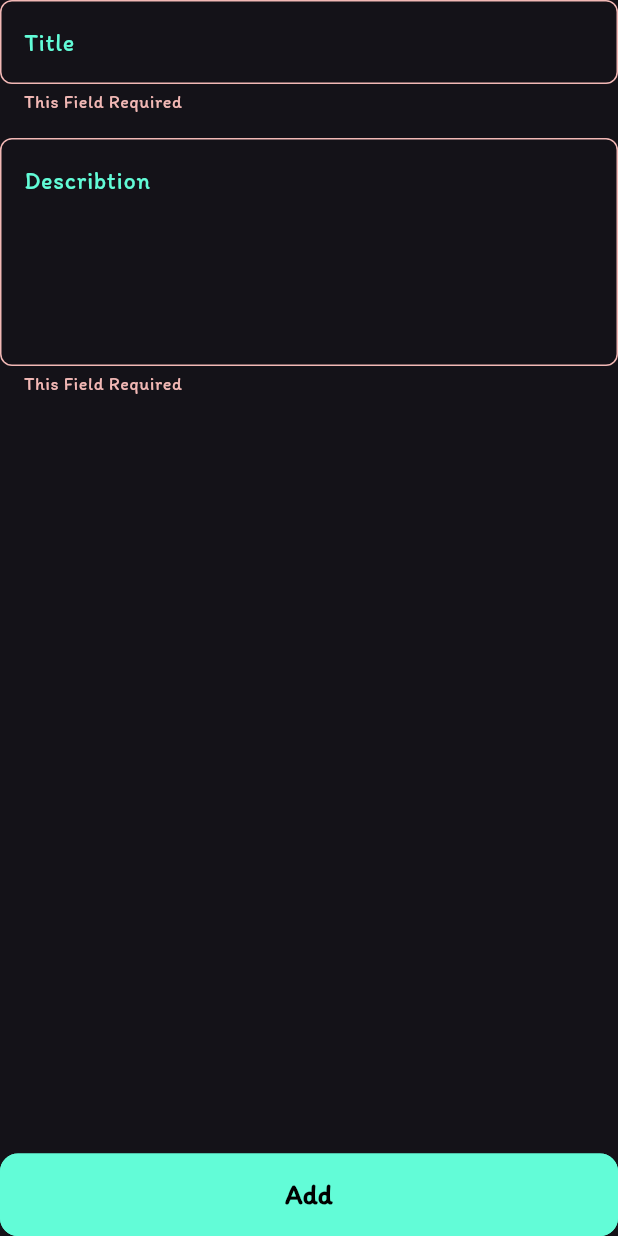
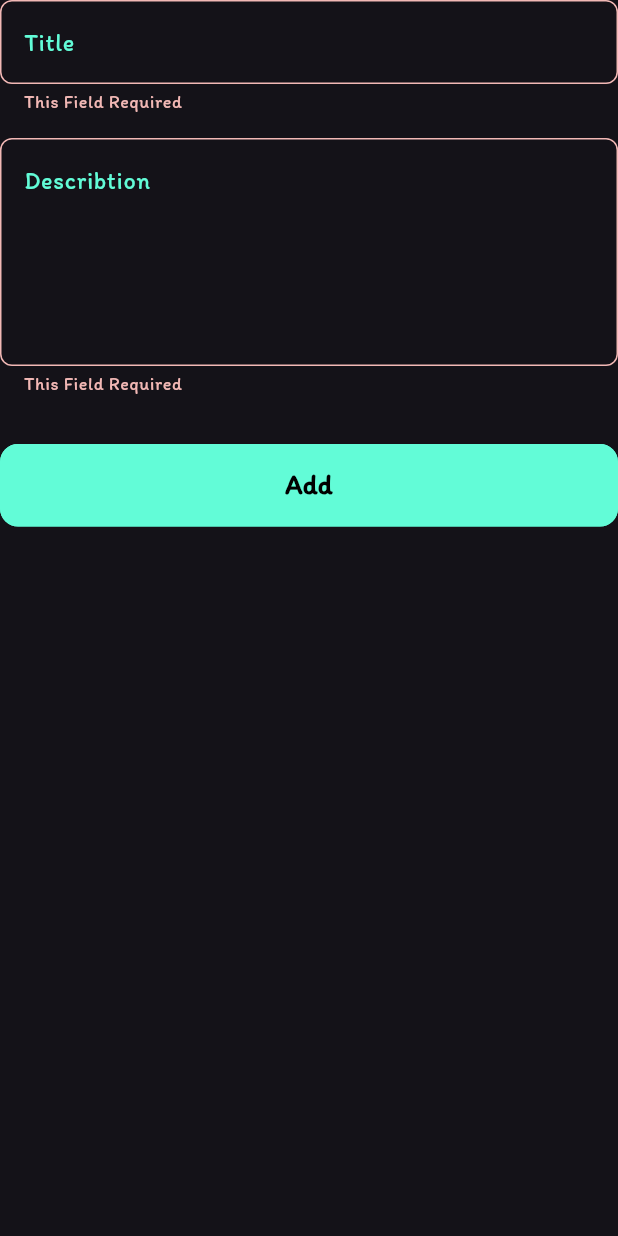
Before and after one commit to iahmedRadwan/NoteApp, a Flutter app: the AddNoteForm widget shown alone on an empty page, opened directly, after a tap on "Add", on a phone screen of 412 x 824 dp. Run offline on Flutter 3.47's test engine with Material 3 defaults, Android fonts, the phone set to English and light mode, and no system bars; our stand-ins replace bloc, cherry_toast, dio, flutter_bloc, flutter_iconly, hive and 3 more; accounts and stored records are empty.

Commit message:
Create getNotes Cubit and getNotes method and show notes in noteView

```diff
--- a/lib/features/notes/views/note_view.dart
+++ b/lib/features/notes/views/note_view.dart
@@ -19,6 +19,7 @@ class NoteView extends StatelessWidget {
       floatingActionButton: FloatingActionButton(
         onPressed: () {
           showModalBottomSheet(
+              isScrollControlled: true,
               context: context,
               builder: (context) {
                 return BottomSheetWidget();
--- a/lib/features/notes/views/widgets/custom_buttom_sheet.dart
+++ b/lib/features/notes/views/widgets/custom_buttom_sheet.dart
@@ -1,6 +1,5 @@
 import 'package:flutter/material.dart';
 import 'package:flutter_bloc/flutter_bloc.dart';
-import 'package:modal_progress_hud_nsn/modal_progress_hud_nsn.dart';
 import 'package:note_app/features/core/view/components/custom_toast.dart';
 import 'package:note_app/features/notes/models/note_model.dart';
 import 'package:note_app/features/notes/view_models/add_note_cubit/add_note_cubit.dart';
@@ -53,10 +52,16 @@ class _AddNoteFormState extends State<AddNoteForm> {
       },
       builder: (context, state) {
         var addNoteCubit = AddNoteCubit.get(context);
-        return Form(
+        return Padding(
+          padding:
+              EdgeInsets.only(bottom: MediaQuery.of(context).viewInsets.bottom),
+          child: AbsorbPointer(
+            absorbing: state is AddNoteLoadingState,
+            child: Form(
               key: formKey,
               autovalidateMode: autovalidateMode,
               child: Column(
+                mainAxisSize: MainAxisSize.min,
                 mainAxisAlignment: MainAxisAlignment.center,
                 children: [
                   CustomTextField(
@@ -75,7 +80,9 @@ class _AddNoteFormState extends State<AddNoteForm> {
                       subTitle = value;
                     },
                   ),
-              Spacer(),
+                  SizedBox(
+                    height: 32,
+                  ),
                   state is AddNoteLoadingState
                       ? Center(
                           child: CircularProgressIndicator(),
@@ -101,6 +108,8 @@ class _AddNoteFormState extends State<AddNoteForm> {
                         ),
                 ],
               ),
+            ),
+          ),
         );
       },
     );
--- a/lib/features/notes/views/widgets/note_item.dart
+++ b/lib/features/notes/views/widgets/note_item.dart
@@ -7,6 +7,7 @@ class NoteItemListTile extends StatelessWidget {
   const NoteItemListTile({
     super.key,
     required this.noteModel,
+    required this.index,
   });
   final List<Color> kColors = const [
     Color(0xffAC3931),
@@ -16,6 +17,7 @@ class NoteItemListTile extends StatelessWidget {
     Color(0xff482C3D),
   ];
   final NoteModel noteModel;
+  final int index;
 
   @override
   Widget build(BuildContext context) {
@@ -24,7 +26,7 @@ class NoteItemListTile extends StatelessWidget {
         Navigator.pushNamed(context, EditNoteView.routeName);
       },
       child: Card(
-        color: kColors[noteModel.index % kColors.length],
+        color: kColors[index % kColors.length],
         child: Padding(
           padding: const EdgeInsets.all(12.0),
           child: Column(
```
Also changed, not shown: lib/features/notes/view_models/get_note_cubit/get_notes_cubit.dart (added, +22 -0 lines), lib/features/notes/view_models/get_note_cubit/get_notes_state.dart (added, +20 -0 lines), lib/features/notes/views/widgets/note_view_body.dart (+6 -1 lines), lib/features/notes/views/widgets/notes_list_view.dart (+18 -10 lines). Lines whose indentation alone changed are shown as unchanged.
